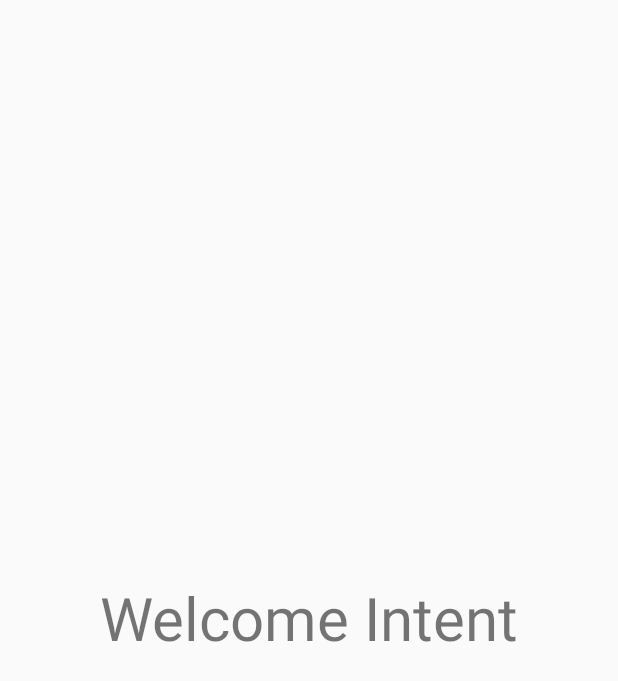
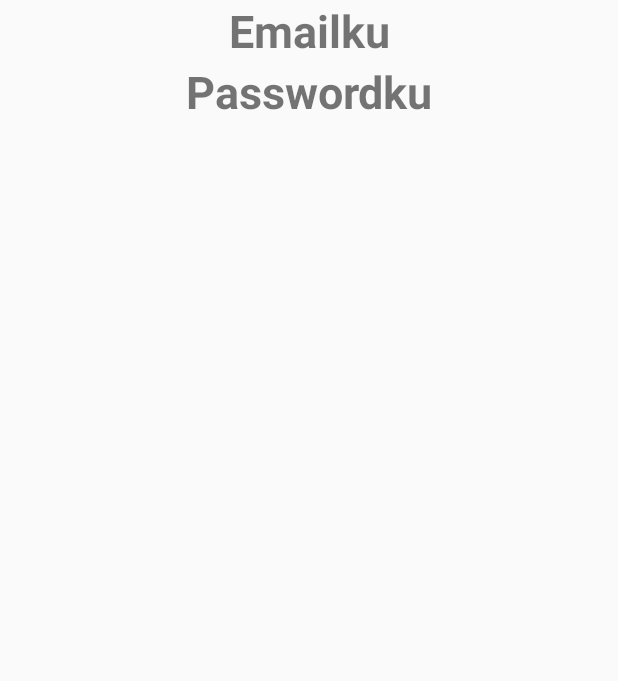
Before and after one commit to Zaenudinm/latihan, an Android app: the layout activity_move.xml on its own in the app's theme, with its tools: preview values and no code run, on a phone screen of 412 x 824 dp. Shown: the top 681 px of the screen. Run offline under Robolectric (Android 15) with nearby library versions, the phone set to English and light mode, and no system bars.

```diff
--- a/app/src/main/res/layout/activity_move.xml
+++ b/app/src/main/res/layout/activity_move.xml
@@ -7,11 +7,24 @@
     android:orientation="vertical"
     tools:context="com.example.kedok.myapplication.Move">
 
+
+
     <TextView
+        android:id="@+id/txt_emailku"
         android:layout_width="match_parent"
-        android:layout_height="match_parent"
-        android:text="Welcome Intent"
-        android:gravity="center"
-        android:textSize="40sp"/>
+        android:layout_height="wrap_content"
+        android:text="Emailku"
+        android:textStyle="bold"
+        android:textSize="30sp"
+        android:gravity="center"/>
+
+    <TextView
+        android:id="@+id/txt_passku"
+        android:layout_width="match_parent"
+        android:layout_height="wrap_content"
+        android:text="Passwordku"
+        android:textStyle="bold"
+        android:textSize="30sp"
+        android:gravity="center"/>
 
 </LinearLayout>
```
Also changed, not shown: app/src/main/java/com/example/kedok/myapplication/MainActivity.java (+7 -1 lines), app/src/main/java/com/example/kedok/myapplication/Move.java (+9 -0 lines), app/src/main/res/layout/activity_main.xml (+8 -7 lines).
